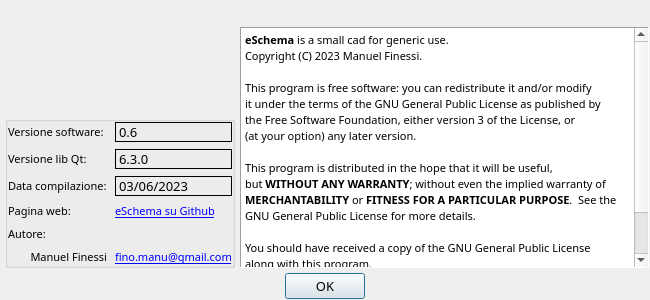
Above: gui/aboutdialog.ui from manufino/eSchema before the change. Below: the same form after it.
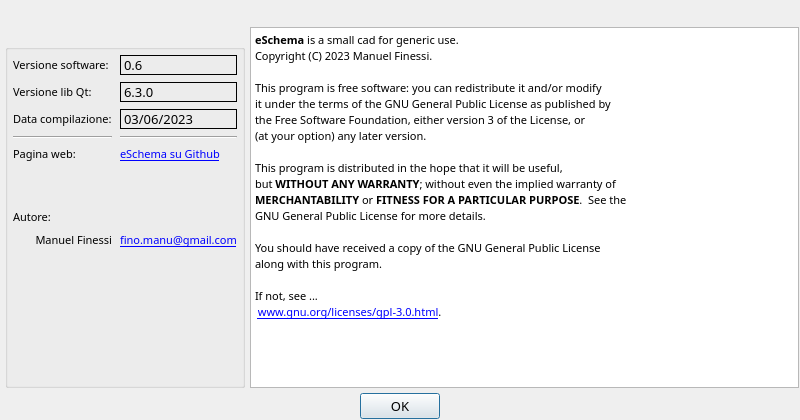
That is the form after the change. Icons and pictures are not drawn.

Commit message: penStyleComboBox, LayerComboBox

Diff of the .ui file:
```diff
--- a/gui/aboutdialog.ui
+++ b/gui/aboutdialog.ui
@@ -6,20 +6,20 @@
    <rect>
     <x>0</x>
     <y>0</y>
-    <width>650</width>
-    <height>300</height>
+    <width>800</width>
+    <height>420</height>
    </rect>
   </property>
   <property name="minimumSize">
    <size>
-    <width>650</width>
-    <height>300</height>
+    <width>800</width>
+    <height>420</height>
    </size>
   </property>
   <property name="maximumSize">
    <size>
-    <width>650</width>
-    <height>300</height>
+    <width>800</width>
+    <height>420</height>
    </size>
   </property>
   <property name="font">
@@ -143,32 +143,24 @@
           </property>
           <item>
            <layout class="QGridLayout" name="gridLayout">
+            <property name="leftMargin">
+             <number>5</number>
+            </property>
+            <property name="topMargin">
+             <number>5</number>
+            </property>
+            <property name="rightMargin">
+             <number>5</number>
+            </property>
+            <property name="bottomMargin">
+             <number>0</number>
+            </property>
             <property name="horizontalSpacing">
              <number>8</number>
             </property>
             <property name="verticalSpacing">
              <number>7</number>
             </property>
-            <item row="4" column="1">
-             <widget class="QLabel" name="label_7">
-              <property name="font">
-               <font>
-                <family>Hack</family>
-                <pointsize>8</pointsize>
-                <underline>true</underline>
-               </font>
-              </property>
-              <property name="cursor">
-               <cursorShape>PointingHandCursor</cursorShape>
-              </property>
-              <property name="styleSheet">
-               <string notr="true">color: rgb(0, 0, 255);</string>
-              </property>
-              <property name="text">
-               <string>eSchema su Github</string>
-              </property>
-             </widget>
-            </item>
             <item row="3" column="1">
              <widget class="QLabel" name="lblCompileDate">
               <property name="frameShape">
@@ -179,7 +171,63 @@
               </property>
              </widget>
             </item>
-            <item row="6" column="1">
+            <item row="7" column="0">
+             <widget class="QLabel" name="label_10">
+              <property name="font">
+               <font>
+                <family>Hack</family>
+                <pointsize>8</pointsize>
+               </font>
+              </property>
+              <property name="text">
+               <string>Autore:</string>
+              </property>
+             </widget>
+            </item>
+            <item row="5" column="1">
+             <widget class="QLabel" name="label_7">
+              <property name="font">
+               <font>
+                <family>Hack</family>
+                <pointsize>8</pointsize>
+                <underline>true</underline>
+               </font>
+              </property>
+              <property name="cursor">
+               <cursorShape>PointingHandCursor</cursorShape>
+              </property>
+              <property name="styleSheet">
+               <string notr="true">color: rgb(0, 0, 255);</string>
+              </property>
+              <property name="text">
+               <string>eSchema su Github</string>
+              </property>
+             </widget>
+            </item>
+            <item row="0" column="1">
+             <widget class="QLabel" name="lblSoftwareVersion">
+              <property name="frameShape">
+               <enum>QFrame::Box</enum>
+              </property>
+              <property name="text">
+               <string>0.6</string>
+              </property>
+             </widget>
+            </item>
+            <item row="0" column="0">
+             <widget class="QLabel" name="label_2">
+              <property name="font">
+               <font>
+                <family>Hack</family>
+                <pointsize>8</pointsize>
+               </font>
+              </property>
+              <property name="text">
+               <string>Versione software: </string>
+              </property>
+             </widget>
+            </item>
+            <item row="8" column="1">
              <widget class="QLabel" name="label_9">
               <property name="font">
                <font>
@@ -199,6 +247,26 @@
               </property>
              </widget>
             </item>
+            <item row="1" column="0">
+             <widget class="QLabel" name="label_12">
+              <property name="font">
+               <font>
+                <family>Hack</family>
+                <pointsize>8</pointsize>
+               </font>
+              </property>
+              <property name="text">
+               <string>Versione lib Qt: </string>
+              </property>
+             </widget>
+            </item>
+            <item row="4" column="1">
+             <widget class="Line" name="line_2">
+              <property name="orientation">
+               <enum>Qt::Horizontal</enum>
+              </property>
+             </widget>
+            </item>
             <item row="1" column="1">
              <widget class="QLabel" name="lblQtVersion">
               <property name="frameShape">
@@ -209,8 +277,8 @@
               </property>
              </widget>
             </item>
-            <item row="5" column="0">
-             <widget class="QLabel" name="label_10">
+            <item row="3" column="0">
+             <widget class="QLabel" name="label_5">
               <property name="font">
                <font>
                 <family>Hack</family>
@@ -218,60 +286,18 @@
                </font>
               </property>
               <property name="text">
-               <string>Autore:</string>
+               <string>Data compilazione:</string>
               </property>
              </widget>
             </item>
             <item row="4" column="0">
-             <widget class="QLabel" name="label_6">
-              <property name="font">
-               <font>
-                <family>Hack</family>
-                <pointsize>8</pointsize>
-               </font>
+             <widget class="Line" name="line">
+              <property name="orientation">
+               <enum>Qt::Horizontal</enum>
               </property>
-              <property name="text">
-               <string>Pagina web:</string>
-              </property>
              </widget>
             </item>
-            <item row="1" column="0">
-             <widget class="QLabel" name="label_12">
-              <property name="font">
-               <font>
-                <family>Hack</family>
-                <pointsize>8</pointsize>
-               </font>
-              </property>
-              <property name="text">
-               <string>Versione lib Qt: </string>
-              </property>
-             </widget>
-            </item>
-            <item row="0" column="0">
-             <widget class="QLabel" name="label_2">
-              <property name="font">
-               <font>
-                <family>Hack</family>
-                <pointsize>8</pointsize>
-               </font>
-              </property>
-              <property name="text">
-               <string>Versione software: </string>
-              </property>
-             </widget>
-            </item>
-            <item row="0" column="1">
-             <widget class="QLabel" name="lblSoftwareVersion">
-              <property name="frameShape">
-               <enum>QFrame::Box</enum>
-              </property>
-              <property name="text">
-               <string>0.6</string>
-              </property>
-             </widget>
-            </item>
-            <item row="6" column="0">
+            <item row="8" column="0">
              <widget class="QLabel" name="label_8">
               <property name="font">
                <font>
@@ -287,8 +313,8 @@
               </property>
              </widget>
             </item>
-            <item row="3" column="0">
-             <widget class="QLabel" name="label_5">
+            <item row="5" column="0">
+             <widget class="QLabel" name="label_6">
               <property name="font">
                <font>
                 <family>Hack</family>
@@ -296,12 +322,38 @@
                </font>
               </property>
               <property name="text">
-               <string>Data compilazione:</string>
+               <string>Pagina web:</string>
               </property>
              </widget>
             </item>
+            <item row="6" column="0">
+             <spacer name="verticalSpacer_2">
+              <property name="orientation">
+               <enum>Qt::Vertical</enum>
+              </property>
+              <property name="sizeHint" stdset="0">
+               <size>
+                <width>20</width>
+                <height>40</height>
+               </size>
+              </property>
+             </spacer>
+            </item>
            </layout>
           </item>
+          <item>
+           <spacer name="verticalSpacer">
+            <property name="orientation">
+             <enum>Qt::Vertical</enum>
+            </property>
+            <property name="sizeHint" stdset="0">
+             <size>
+              <width>20</width>
+              <height>40</height>
+             </size>
+            </property>
+           </spacer>
+          </item>
          </layout>
         </widget>
        </item>
@@ -370,32 +422,35 @@
           </item>
           <item>
            <widget class="QTextBrowser" name="textBrowser">
-            <property name="frameShape">
-             <enum>QFrame::Panel</enum>
+            <property name="font">
+             <font>
+              <family>Franklin Gothic Medium Cond</family>
+              <pointsize>10</pointsize>
+             </font>
             </property>
             <property name="html">
              <string>&lt;!DOCTYPE HTML PUBLIC &quot;-//W3C//DTD HTML 4.0//EN&quot; &quot;http://www.w3.org/TR/REC-html40/strict.dtd&quot;&gt;
 &lt;html&gt;&lt;head&gt;&lt;meta name=&quot;qrichtext&quot; content=&quot;1&quot; /&gt;&lt;meta charset=&quot;utf-8&quot; /&gt;&lt;style type=&quot;text/css&quot;&gt;
 p, li { white-space: pre-wrap; }
-&lt;/style&gt;&lt;/head&gt;&lt;body style=&quot; font-family:'Hack'; font-size:10pt; font-weight:400; font-style:normal;&quot;&gt;
-&lt;p style=&quot; margin-top:0px; margin-bottom:0px; margin-left:0px; margin-right:0px; -qt-block-indent:0; text-indent:0px;&quot;&gt;&lt;span style=&quot; font-size:8pt; font-weight:700;&quot;&gt;eSchema&lt;/span&gt;&lt;span style=&quot; font-size:8pt;&quot;&gt; is a small cad for generic use.&lt;/span&gt;&lt;/p&gt;
-&lt;p style=&quot; margin-top:0px; margin-bottom:0px; margin-left:0px; margin-right:0px; -qt-block-indent:0; text-indent:0px;&quot;&gt;&lt;span style=&quot; font-size:8pt;&quot;&gt;Copyright (C) 2023 Manuel Finessi.&lt;/span&gt;&lt;/p&gt;
-&lt;p style=&quot;-qt-paragraph-type:empty; margin-top:0px; margin-bottom:0px; margin-left:0px; margin-right:0px; -qt-block-indent:0; text-indent:0px; font-size:8pt;&quot;&gt;&lt;br /&gt;&lt;/p&gt;
-&lt;p style=&quot; margin-top:0px; margin-bottom:0px; margin-left:0px; margin-right:0px; -qt-block-indent:0; text-indent:0px;&quot;&gt;&lt;span style=&quot; font-size:8pt;&quot;&gt;This program is free software: you can redistribute it and/or modify&lt;/span&gt;&lt;/p&gt;
-&lt;p style=&quot; margin-top:0px; margin-bottom:0px; margin-left:0px; margin-right:0px; -qt-block-indent:0; text-indent:0px;&quot;&gt;&lt;span style=&quot; font-size:8pt;&quot;&gt;it under the terms of the GNU General Public License as published by&lt;/span&gt;&lt;/p&gt;
-&lt;p style=&quot; margin-top:0px; margin-bottom:0px; margin-left:0px; margin-right:0px; -qt-block-indent:0; text-indent:0px;&quot;&gt;&lt;span style=&quot; font-size:8pt;&quot;&gt;the Free Software Foundation, either version 3 of the License, or&lt;/span&gt;&lt;/p&gt;
-&lt;p style=&quot; margin-top:0px; margin-bottom:0px; margin-left:0px; margin-right:0px; -qt-block-indent:0; text-indent:0px;&quot;&gt;&lt;span style=&quot; font-size:8pt;&quot;&gt;(at your option) any later version.&lt;/span&gt;&lt;/p&gt;
-&lt;p style=&quot;-qt-paragraph-type:empty; margin-top:0px; margin-bottom:0px; margin-left:0px; margin-right:0px; -qt-block-indent:0; text-indent:0px; font-size:8pt;&quot;&gt;&lt;br /&gt;&lt;/p&gt;
-&lt;p style=&quot; margin-top:0px; margin-bottom:0px; margin-left:0px; margin-right:0px; -qt-block-indent:0; text-indent:0px;&quot;&gt;&lt;span style=&quot; font-size:8pt;&quot;&gt;This program is distributed in the hope that it will be useful,&lt;/span&gt;&lt;/p&gt;
-&lt;p style=&quot; margin-top:0px; margin-bottom:0px; margin-left:0px; margin-right:0px; -qt-block-indent:0; text-indent:0px;&quot;&gt;&lt;span style=&quot; font-size:8pt;&quot;&gt;but &lt;/span&gt;&lt;span style=&quot; font-size:8pt; font-weight:700;&quot;&gt;WITHOUT ANY WARRANTY&lt;/span&gt;&lt;span style=&quot; font-size:8pt;&quot;&gt;; without even the implied warranty of&lt;/span&gt;&lt;/p&gt;
-&lt;p style=&quot; margin-top:0px; margin-bottom:0px; margin-left:0px; margin-right:0px; -qt-block-indent:0; text-indent:0px;&quot;&gt;&lt;span style=&quot; font-size:8pt; font-weight:700;&quot;&gt;MERCHANTABILITY&lt;/span&gt;&lt;span style=&quot; font-size:8pt;&quot;&gt; or&lt;/span&gt;&lt;span style=&quot; font-size:8pt; font-weight:700;&quot;&gt; FITNESS FOR A PARTICULAR PURPOSE&lt;/span&gt;&lt;span style=&quot; font-size:8pt;&quot;&gt;.  See the&lt;/span&gt;&lt;/p&gt;
-&lt;p style=&quot; margin-top:0px; margin-bottom:0px; margin-left:0px; margin-right:0px; -qt-block-indent:0; text-indent:0px;&quot;&gt;&lt;span style=&quot; font-size:8pt;&quot;&gt;GNU General Public License for more details.&lt;/span&gt;&lt;/p&gt;
-&lt;p style=&quot;-qt-paragraph-type:empty; margin-top:0px; margin-bottom:0px; margin-left:0px; margin-right:0px; -qt-block-indent:0; text-indent:0px; font-size:8pt;&quot;&gt;&lt;br /&gt;&lt;/p&gt;
-&lt;p style=&quot; margin-top:0px; margin-bottom:0px; margin-left:0px; margin-right:0px; -qt-block-indent:0; text-indent:0px;&quot;&gt;&lt;span style=&quot; font-size:8pt;&quot;&gt;You should have received a copy of the GNU General Public License&lt;/span&gt;&lt;/p&gt;
-&lt;p style=&quot; margin-top:0px; margin-bottom:0px; margin-left:0px; margin-right:0px; -qt-block-indent:0; text-indent:0px;&quot;&gt;&lt;span style=&quot; font-size:8pt;&quot;&gt;along with this program.  &lt;/span&gt;&lt;/p&gt;
-&lt;p style=&quot;-qt-paragraph-type:empty; margin-top:0px; margin-bottom:0px; margin-left:0px; margin-right:0px; -qt-block-indent:0; text-indent:0px; font-size:8pt;&quot;&gt;&lt;br /&gt;&lt;/p&gt;
-&lt;p style=&quot; margin-top:0px; margin-bottom:0px; margin-left:0px; margin-right:0px; -qt-block-indent:0; text-indent:0px;&quot;&gt;&lt;span style=&quot; font-size:8pt;&quot;&gt;If not, see ...&lt;/span&gt;&lt;/p&gt;
-&lt;p style=&quot; margin-top:0px; margin-bottom:0px; margin-left:0px; margin-right:0px; -qt-block-indent:0; text-indent:0px;&quot;&gt;&lt;span style=&quot; font-size:8pt;&quot;&gt; &lt;/span&gt;&lt;a href=&quot;https://www.gnu.org/licenses/gpl-3.0.html&quot;&gt;&lt;span style=&quot; font-size:8pt; text-decoration: underline; color:#0000ff;&quot;&gt;www.gnu.org/licenses/gpl-3.0.html&lt;/span&gt;&lt;/a&gt;&lt;span style=&quot; font-size:8pt;&quot;&gt;.&lt;/span&gt;&lt;/p&gt;&lt;/body&gt;&lt;/html&gt;</string>
+&lt;/style&gt;&lt;/head&gt;&lt;body style=&quot; font-family:'Franklin Gothic Medium Cond'; font-size:10pt; font-weight:400; font-style:normal;&quot;&gt;
+&lt;p style=&quot; margin-top:0px; margin-bottom:0px; margin-left:0px; margin-right:0px; -qt-block-indent:0; text-indent:0px;&quot;&gt;&lt;span style=&quot; font-family:'Hack'; font-size:8pt; font-weight:700;&quot;&gt;eSchema&lt;/span&gt;&lt;span style=&quot; font-family:'Hack'; font-size:8pt;&quot;&gt; is a small cad for generic use.&lt;/span&gt;&lt;/p&gt;
+&lt;p style=&quot; margin-top:0px; margin-bottom:0px; margin-left:0px; margin-right:0px; -qt-block-indent:0; text-indent:0px;&quot;&gt;&lt;span style=&quot; font-family:'Hack'; font-size:8pt;&quot;&gt;Copyright (C) 2023 Manuel Finessi.&lt;/span&gt;&lt;/p&gt;
+&lt;p style=&quot;-qt-paragraph-type:empty; margin-top:0px; margin-bottom:0px; margin-left:0px; margin-right:0px; -qt-block-indent:0; text-indent:0px; font-family:'Hack'; font-size:8pt;&quot;&gt;&lt;br /&gt;&lt;/p&gt;
+&lt;p style=&quot; margin-top:0px; margin-bottom:0px; margin-left:0px; margin-right:0px; -qt-block-indent:0; text-indent:0px;&quot;&gt;&lt;span style=&quot; font-family:'Hack'; font-size:8pt;&quot;&gt;This program is free software: you can redistribute it and/or modify&lt;/span&gt;&lt;/p&gt;
+&lt;p style=&quot; margin-top:0px; margin-bottom:0px; margin-left:0px; margin-right:0px; -qt-block-indent:0; text-indent:0px;&quot;&gt;&lt;span style=&quot; font-family:'Hack'; font-size:8pt;&quot;&gt;it under the terms of the GNU General Public License as published by&lt;/span&gt;&lt;/p&gt;
+&lt;p style=&quot; margin-top:0px; margin-bottom:0px; margin-left:0px; margin-right:0px; -qt-block-indent:0; text-indent:0px;&quot;&gt;&lt;span style=&quot; font-family:'Hack'; font-size:8pt;&quot;&gt;the Free Software Foundation, either version 3 of the License, or&lt;/span&gt;&lt;/p&gt;
+&lt;p style=&quot; margin-top:0px; margin-bottom:0px; margin-left:0px; margin-right:0px; -qt-block-indent:0; text-indent:0px;&quot;&gt;&lt;span style=&quot; font-family:'Hack'; font-size:8pt;&quot;&gt;(at your option) any later version.&lt;/span&gt;&lt;/p&gt;
+&lt;p style=&quot;-qt-paragraph-type:empty; margin-top:0px; margin-bottom:0px; margin-left:0px; margin-right:0px; -qt-block-indent:0; text-indent:0px; font-family:'Hack'; font-size:8pt;&quot;&gt;&lt;br /&gt;&lt;/p&gt;
+&lt;p style=&quot; margin-top:0px; margin-bottom:0px; margin-left:0px; margin-right:0px; -qt-block-indent:0; text-indent:0px;&quot;&gt;&lt;span style=&quot; font-family:'Hack'; font-size:8pt;&quot;&gt;This program is distributed in the hope that it will be useful,&lt;/span&gt;&lt;/p&gt;
+&lt;p style=&quot; margin-top:0px; margin-bottom:0px; margin-left:0px; margin-right:0px; -qt-block-indent:0; text-indent:0px;&quot;&gt;&lt;span style=&quot; font-family:'Hack'; font-size:8pt;&quot;&gt;but &lt;/span&gt;&lt;span style=&quot; font-family:'Hack'; font-size:8pt; font-weight:700;&quot;&gt;WITHOUT ANY WARRANTY&lt;/span&gt;&lt;span style=&quot; font-family:'Hack'; font-size:8pt;&quot;&gt;; without even the implied warranty of&lt;/span&gt;&lt;/p&gt;
+&lt;p style=&quot; margin-top:0px; margin-bottom:0px; margin-left:0px; margin-right:0px; -qt-block-indent:0; text-indent:0px;&quot;&gt;&lt;span style=&quot; font-family:'Hack'; font-size:8pt; font-weight:700;&quot;&gt;MERCHANTABILITY&lt;/span&gt;&lt;span style=&quot; font-family:'Hack'; font-size:8pt;&quot;&gt; or&lt;/span&gt;&lt;span style=&quot; font-family:'Hack'; font-size:8pt; font-weight:700;&quot;&gt; FITNESS FOR A PARTICULAR PURPOSE&lt;/span&gt;&lt;span style=&quot; font-family:'Hack'; font-size:8pt;&quot;&gt;.  See the&lt;/span&gt;&lt;/p&gt;
+&lt;p style=&quot; margin-top:0px; margin-bottom:0px; margin-left:0px; margin-right:0px; -qt-block-indent:0; text-indent:0px;&quot;&gt;&lt;span style=&quot; font-family:'Hack'; font-size:8pt;&quot;&gt;GNU General Public License for more details.&lt;/span&gt;&lt;/p&gt;
+&lt;p style=&quot;-qt-paragraph-type:empty; margin-top:0px; margin-bottom:0px; margin-left:0px; margin-right:0px; -qt-block-indent:0; text-indent:0px; font-family:'Hack'; font-size:8pt;&quot;&gt;&lt;br /&gt;&lt;/p&gt;
+&lt;p style=&quot; margin-top:0px; margin-bottom:0px; margin-left:0px; margin-right:0px; -qt-block-indent:0; text-indent:0px;&quot;&gt;&lt;span style=&quot; font-family:'Hack'; font-size:8pt;&quot;&gt;You should have received a copy of the GNU General Public License&lt;/span&gt;&lt;/p&gt;
+&lt;p style=&quot; margin-top:0px; margin-bottom:0px; margin-left:0px; margin-right:0px; -qt-block-indent:0; text-indent:0px;&quot;&gt;&lt;span style=&quot; font-family:'Hack'; font-size:8pt;&quot;&gt;along with this program.  &lt;/span&gt;&lt;/p&gt;
+&lt;p style=&quot;-qt-paragraph-type:empty; margin-top:0px; margin-bottom:0px; margin-left:0px; margin-right:0px; -qt-block-indent:0; text-indent:0px; font-family:'Hack'; font-size:8pt;&quot;&gt;&lt;br /&gt;&lt;/p&gt;
+&lt;p style=&quot; margin-top:0px; margin-bottom:0px; margin-left:0px; margin-right:0px; -qt-block-indent:0; text-indent:0px;&quot;&gt;&lt;span style=&quot; font-family:'Hack'; font-size:8pt;&quot;&gt;If not, see ...&lt;/span&gt;&lt;/p&gt;
+&lt;p style=&quot; margin-top:0px; margin-bottom:0px; margin-left:0px; margin-right:0px; -qt-block-indent:0; text-indent:0px;&quot;&gt;&lt;span style=&quot; font-family:'Hack'; font-size:8pt;&quot;&gt; &lt;/span&gt;&lt;a href=&quot;https://www.gnu.org/licenses/gpl-3.0.html&quot;&gt;&lt;span style=&quot; font-family:'Hack'; font-size:8pt; text-decoration: underline; color:#0000ff;&quot;&gt;www.gnu.org/licenses/gpl-3.0.html&lt;/span&gt;&lt;/a&gt;&lt;span style=&quot; font-family:'Hack'; font-size:8pt;&quot;&gt;.&lt;/span&gt;&lt;/p&gt;&lt;/body&gt;&lt;/html&gt;</string>
             </property>
            </widget>
           </item>
```
The commit also changes 13 other files.
